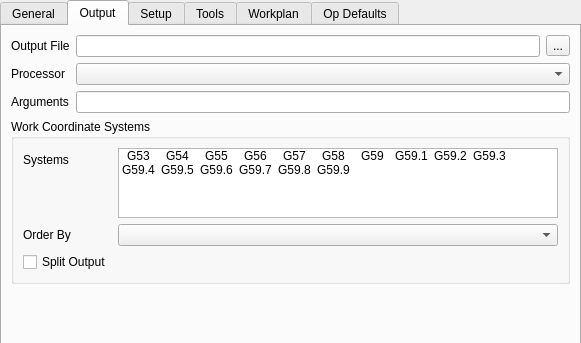
Before: the Qt Designer form src/Mod/Path/Gui/Resources/panels/PathEdit.ui in southseact-3d/fcd, drawn with Qt 5; both pictures show x 0 to 581 and y 0 to 343 of the 581 by 785 pixel window.
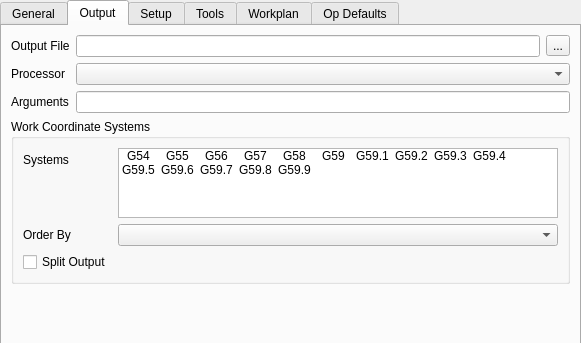
After: the same form once the commit is applied. Icons and pictures are not drawn. Custom widgets are drawn as their Qt base class.

Commit message: remove G53 from fixture list

```diff
--- a/src/Mod/Path/Gui/Resources/panels/PathEdit.ui
+++ b/src/Mod/Path/Gui/Resources/panels/PathEdit.ui
@@ -242,7 +242,7 @@
          </property>
          <item>
           <property name="text">
-           <string>G53</string>
+           <string notr="true">G54</string>
           </property>
           <property name="checkState">
            <enum>Unchecked</enum>
@@ -250,7 +250,7 @@
          </item>
          <item>
           <property name="text">
-           <string>G54</string>
+           <string notr="true">G55</string>
           </property>
           <property name="checkState">
            <enum>Unchecked</enum>
@@ -258,7 +258,7 @@
          </item>
          <item>
           <property name="text">
-           <string>G55</string>
+           <string notr="true">G56</string>
           </property>
           <property name="checkState">
            <enum>Unchecked</enum>
@@ -266,7 +266,7 @@
          </item>
          <item>
           <property name="text">
-           <string>G56</string>
+           <string notr="true">G57</string>
           </property>
           <property name="checkState">
            <enum>Unchecked</enum>
@@ -274,7 +274,7 @@
          </item>
          <item>
           <property name="text">
-           <string>G57</string>
+           <string notr="true">G58</string>
           </property>
           <property name="checkState">
            <enum>Unchecked</enum>
@@ -282,7 +282,7 @@
          </item>
          <item>
           <property name="text">
-           <string>G58</string>
+           <string notr="true">G59</string>
           </property>
           <property name="checkState">
            <enum>Unchecked</enum>
@@ -290,7 +290,7 @@
          </item>
          <item>
           <property name="text">
-           <string>G59</string>
+           <string notr="true">G59.1</string>
           </property>
           <property name="checkState">
            <enum>Unchecked</enum>
@@ -298,7 +298,7 @@
          </item>
          <item>
           <property name="text">
-           <string>G59.1</string>
+           <string notr="true">G59.2</string>
           </property>
           <property name="checkState">
            <enum>Unchecked</enum>
@@ -306,7 +306,7 @@
          </item>
          <item>
           <property name="text">
-           <string>G59.2</string>
+           <string notr="true">G59.3</string>
           </property>
           <property name="checkState">
            <enum>Unchecked</enum>
@@ -314,7 +314,7 @@
          </item>
          <item>
           <property name="text">
-           <string>G59.3</string>
+           <string notr="true">G59.4</string>
           </property>
           <property name="checkState">
            <enum>Unchecked</enum>
@@ -322,7 +322,7 @@
          </item>
          <item>
           <property name="text">
-           <string>G59.4</string>
+           <string notr="true">G59.5</string>
           </property>
           <property name="checkState">
            <enum>Unchecked</enum>
@@ -330,7 +330,7 @@
          </item>
          <item>
           <property name="text">
-           <string>G59.5</string>
+           <string notr="true">G59.6</string>
           </property>
           <property name="checkState">
            <enum>Unchecked</enum>
@@ -338,7 +338,7 @@
          </item>
          <item>
           <property name="text">
-           <string>G59.6</string>
+           <string notr="true">G59.7</string>
           </property>
           <property name="checkState">
            <enum>Unchecked</enum>
@@ -346,7 +346,7 @@
          </item>
          <item>
           <property name="text">
-           <string>G59.7</string>
+           <string notr="true">G59.8</string>
           </property>
           <property name="checkState">
            <enum>Unchecked</enum>
@@ -354,15 +354,7 @@
          </item>
          <item>
           <property name="text">
-           <string>G59.8</string>
-          </property>
-          <property name="checkState">
-           <enum>Unchecked</enum>
-          </property>
-         </item>
-         <item>
-          <property name="text">
-           <string>G59.9</string>
+           <string notr="true">G59.9</string>
           </property>
           <property name="checkState">
            <enum>Unchecked</enum>
```
Left out of the diff: 30 changed lines with no effect on the pictures. Lines whose indentation alone changed are shown as unchanged. The commit also changes 2 other files.
